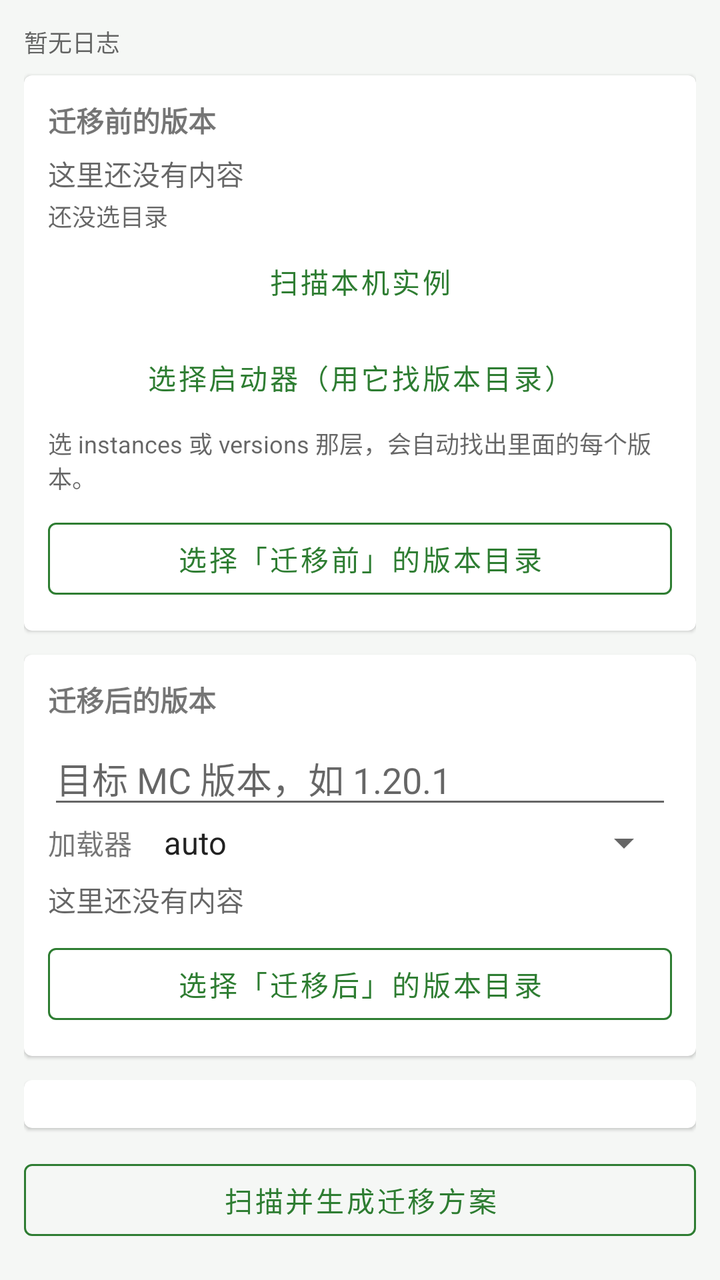
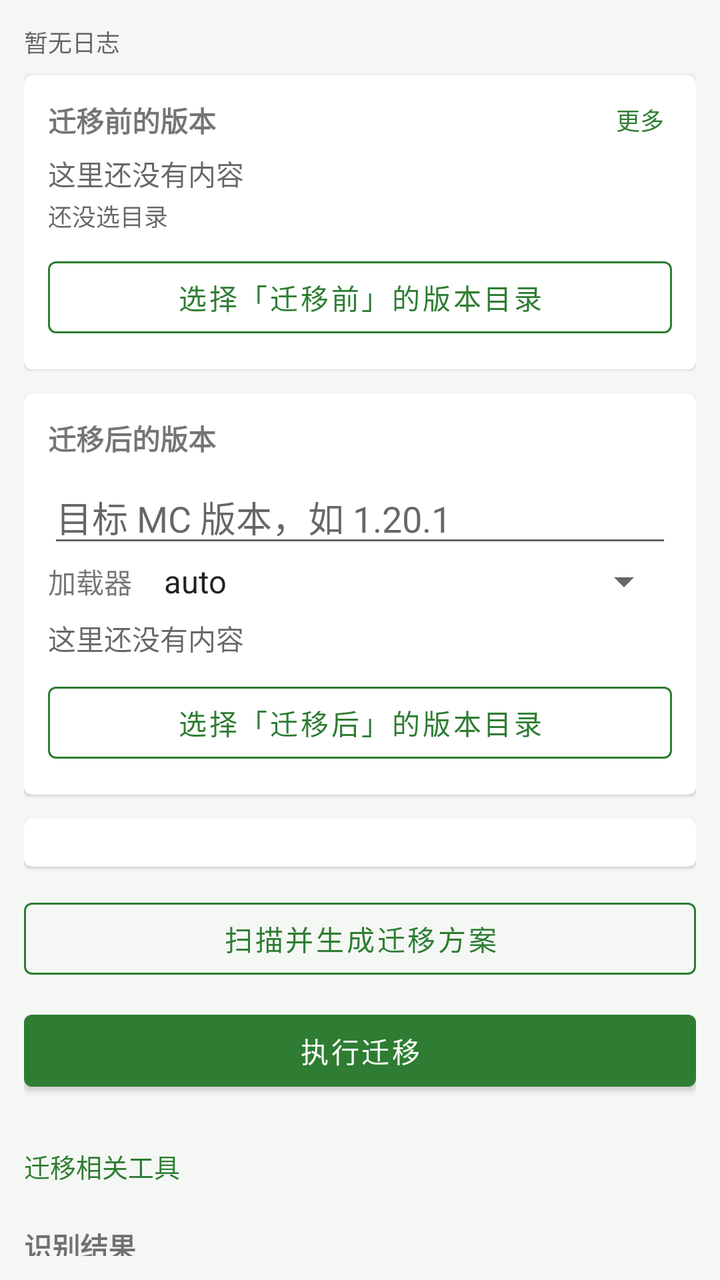

The first picture is an Android layout as it rendered before a commit; the second is the same layout after the commit. The layout source and the unified diff follow.
<!-- AndroidManifest.xml: application theme Theme.ModMigrator -->
<!-- res/layout/fragment_migration.xml -->
<?xml version="1.0" encoding="utf-8"?>
<androidx.core.widget.NestedScrollView xmlns:android="http://schemas.android.com/apk/res/android"
    xmlns:app="http://schemas.android.com/apk/res-auto"
    android:layout_width="match_parent"
    android:layout_height="match_parent"
    android:padding="12dp">

    <LinearLayout
        android:layout_width="match_parent"
        android:layout_height="wrap_content"
        android:orientation="vertical">

        <TextView
            android:id="@+id/tvLogSummary"
            android:layout_width="match_parent"
            android:layout_height="wrap_content"
            android:layout_marginBottom="8dp"
            android:background="@android:color/transparent"
            android:text="暂无日志"
            android:textColor="@color/textSecondary"
            android:textSize="12sp" />

        <TextView
            android:id="@+id/tvProgress"
            android:layout_width="match_parent"
            android:layout_height="wrap_content"
            android:visibility="gone"
            android:textColor="@color/textSecondary"
            android:textSize="12sp" />

        <com.google.android.material.card.MaterialCardView
            android:id="@+id/cardServer"
            android:layout_width="match_parent"
            android:layout_height="wrap_content"
            android:layout_marginBottom="12dp"
            android:visibility="gone">

            <LinearLayout
                android:layout_width="match_parent"
                android:layout_height="wrap_content"
                android:orientation="vertical"
                android:padding="12dp">

                <TextView
                    android:layout_width="wrap_content"
                    android:layout_height="wrap_content"
                    android:text="@string/server_card_title"
                    android:textStyle="bold" />

                <TextView
                    android:id="@+id/tvServerState"
                    android:layout_width="match_parent"
                    android:layout_height="wrap_content"
                    android:layout_marginTop="6dp"
                    android:text="@string/server_not_connected"
                    android:textColor="@color/textSecondary" />

                <Button
                    android:id="@+id/btnOpenServer"
                    style="@style/AppButtonOutlined"
                    android:layout_width="match_parent"
                    android:layout_height="wrap_content"
                    android:layout_marginTop="8dp"
                    android:text="@string/btn_open_server" />

                <TextView
                    android:layout_width="match_parent"
                    android:layout_height="wrap_content"
                    android:layout_marginTop="6dp"
                    android:text="@string/mode_tip"
                    android:textColor="@color/textSecondary"
                    android:textSize="12sp" />
            </LinearLayout>
        </com.google.android.material.card.MaterialCardView>

        <com.google.android.material.card.MaterialCardView
            android:id="@+id/cardSource"
            android:layout_width="match_parent"
            android:layout_height="wrap_content"
            android:layout_marginBottom="12dp">

            <LinearLayout
                android:layout_width="match_parent"
                android:layout_height="wrap_content"
                android:orientation="vertical"
                android:padding="12dp">

                <TextView
                    android:layout_width="wrap_content"
                    android:layout_height="wrap_content"
                    android:text="@string/sec_source"
                    android:textStyle="bold" />

                <TextView
                    android:id="@+id/tvSource"
                    android:layout_width="match_parent"
                    android:layout_height="wrap_content"
                    android:layout_marginTop="6dp"
                    android:text="@string/empty_hint"
                    android:textColor="@color/textSecondary" />

                <TextView
                    android:id="@+id/tvDirState"
                    android:layout_width="match_parent"
                    android:layout_height="wrap_content"
                    android:layout_marginTop="2dp"
                    android:text="@string/dir_state_none"
                    android:textColor="@color/textSecondary"
                    android:textSize="12sp" />

                <Button
                    android:id="@+id/btnScanLocal"
                    style="@style/Widget.MaterialComponents.Button.TextButton"
                    android:layout_width="match_parent"
                    android:layout_height="wrap_content"
                    android:text="@string/btn_scan_local" />

                <Button
                    android:id="@+id/btnPickLauncher"
                    style="@style/Widget.MaterialComponents.Button.TextButton"
                    android:layout_width="match_parent"
                    android:layout_height="wrap_content"
                    android:text="@string/cfg_pick_launcher" />

                <TextView
                    android:id="@+id/tvScanHint"
                    android:layout_width="match_parent"
                    android:layout_height="wrap_content"
                    android:text="@string/scan_launcher_dir_hint"
                    android:textColor="@color/textSecondary"
                    android:textSize="12sp" />

                <Button
                    android:id="@+id/btnPickSource"
                    style="@style/AppButtonOutlined"
                    android:layout_width="match_parent"
                    android:layout_height="wrap_content"
                    android:layout_marginTop="8dp"
                    android:text="@string/pick_source" />
            </LinearLayout>
        </com.google.android.material.card.MaterialCardView>

        <com.google.android.material.card.MaterialCardView
            android:layout_width="match_parent"
            android:layout_height="wrap_content"
            android:layout_marginBottom="12dp">

            <LinearLayout
                android:layout_width="match_parent"
                android:layout_height="wrap_content"
                android:orientation="vertical"
                android:padding="12dp">

                <TextView
                    android:layout_width="wrap_content"
                    android:layout_height="wrap_content"
                    android:text="@string/sec_target"
                    android:textStyle="bold" />

                <EditText
                    android:id="@+id/etTargetVersion"
                    android:layout_width="match_parent"
                    android:layout_height="wrap_content"
                    android:layout_marginTop="6dp"
                    android:hint="@string/hint_mc_version"
                    android:inputType="text"
                    android:singleLine="true" />

                <LinearLayout
                    android:layout_width="match_parent"
                    android:layout_height="wrap_content"
                    android:orientation="horizontal">

                    <TextView
                        android:layout_width="wrap_content"
                        android:layout_height="wrap_content"
                        android:layout_gravity="center_vertical"
                        android:text="@string/loader" />

                    <Spinner
                        android:id="@+id/spLoader"
                        android:layout_width="0dp"
                        android:layout_height="wrap_content"
                        android:layout_marginStart="8dp"
                        android:layout_weight="1"
                        android:entries="@array/loaders" />
                </LinearLayout>

                <TextView
                    android:id="@+id/tvTarget"
                    android:layout_width="match_parent"
                    android:layout_height="wrap_content"
                    android:layout_marginTop="6dp"
                    android:text="@string/empty_hint"
                    android:textColor="@color/textSecondary" />

                <Button
                    android:id="@+id/btnPickTarget"
                    style="@style/AppButtonOutlined"
                    android:layout_width="match_parent"
                    android:layout_height="wrap_content"
                    android:layout_marginTop="8dp"
                    android:text="@string/pick_target" />
            </LinearLayout>
        </com.google.android.material.card.MaterialCardView>

        <com.google.android.material.card.MaterialCardView
            android:layout_width="match_parent"
            android:layout_height="wrap_content"
            android:layout_marginBottom="12dp">

            <LinearLayout
                android:layout_width="match_parent"
                android:layout_height="wrap_content"
                android:orientation="vertical"
                android:padding="12dp">

                
                <LinearLayout
                    android:id="@+id/partsBox"
                    android:layout_width="match_parent"
                    android:layout_height="wrap_content"
                    android:orientation="vertical" />
            </LinearLayout>
        </com.google.android.material.card.MaterialCardView>

        
        <Button
            android:id="@+id/btnScan"
            style="@style/AppButtonOutlined"
            android:layout_width="match_parent"
            android:layout_height="wrap_content"
            android:text="@string/btn_scan" />

        <Button
            android:id="@+id/btnDownloadAll"
            style="@style/AppButtonOutlined"
            android:layout_width="match_parent"
            android:layout_height="wrap_content"
            android:text="@string/btn_download_all" />

        <LinearLayout
            android:layout_width="match_parent"
            android:layout_height="wrap_content"
            android:orientation="horizontal">

            <Button
                android:id="@+id/btnDoctor"
                style="@style/AppButtonOutlined"
                android:layout_width="0dp"
                android:layout_height="wrap_content"
                android:layout_weight="1"
                android:text="@string/tool_doctor" />

            <Button
                android:id="@+id/btnDiff"
                style="@style/AppButtonOutlined"
                android:layout_width="0dp"
                android:layout_height="wrap_content"
                android:layout_weight="1"
                android:text="@string/tool_diff" />
        </LinearLayout>

        
        <Button
            android:id="@+id/btnRun"
            style="@style/AppButton"
            android:layout_width="match_parent"
            android:layout_height="wrap_content"
            android:layout_marginTop="8dp"
            android:layout_marginBottom="4dp"
            android:text="@string/btn_run" />

        
        <LinearLayout
            android:id="@+id/rowPause"
            android:layout_width="match_parent"
            android:layout_height="wrap_content"
            android:layout_marginTop="8dp"
            android:orientation="horizontal"
            android:visibility="gone">

            <Button
                android:id="@+id/btnPause"
                style="@style/AppButtonOutlined"
                android:layout_width="0dp"
                android:layout_height="wrap_content"
                android:layout_weight="1"
                android:text="暂停" />

            <Button
                android:id="@+id/btnCancelTask"
                style="@style/AppButtonOutlined"
                android:layout_width="0dp"
                android:layout_height="wrap_content"
                android:layout_marginStart="8dp"
                android:layout_weight="1"
                android:text="中止" />
        </LinearLayout>

        
        <Button
            android:id="@+id/btnMigTools"
            style="@style/AppButtonOutlined"
            android:layout_width="match_parent"
            android:layout_height="wrap_content"
            android:layout_marginTop="8dp"
            android:text="迁移相关工具" />

        <ProgressBar
            android:id="@+id/pb"
            style="?android:attr/progressBarStyleHorizontal"
            android:layout_width="match_parent"
            android:layout_height="wrap_content"
            android:layout_marginTop="8dp"
            android:indeterminate="true"
            android:visibility="gone" />

        <TextView
            android:layout_width="wrap_content"
            android:layout_height="wrap_content"
            android:layout_marginTop="12dp"
            android:text="@string/tab_migration"
            android:textStyle="bold" />

        <androidx.recyclerview.widget.RecyclerView
            android:id="@+id/rvMods"
            android:layout_width="match_parent"
            android:layout_height="wrap_content"
            android:nestedScrollingEnabled="false"
            android:overScrollMode="never" />

        <TextView
            android:layout_width="wrap_content"
            android:layout_height="wrap_content"
            android:layout_marginTop="12dp"
            android:text="@string/log_title"
            android:textStyle="bold" />

        <TextView
            android:id="@+id/tvLog"
            android:layout_width="match_parent"
            android:layout_height="wrap_content"
            android:paddingBottom="24dp"
            android:textColor="@color/textSecondary"
            android:textSize="12sp" />
    </LinearLayout>
</androidx.core.widget.NestedScrollView>
<!-- resources referenced by this layout -->
<resources>
  <string-array name="loaders">
          <item>auto</item>
          <item>fabric</item>
          <item>forge</item>
          <item>neoforge</item>
          <item>quilt</item>
      </string-array>
  <color name="textSecondary">#99000000</color>
  <string name="btn_download_all">一键下载全部模组</string>
  <string name="btn_open_server">打开服务器管理</string>
  <string name="btn_run">执行迁移</string>
  <string name="btn_scan">扫描并生成迁移方案</string>
  <string name="btn_scan_local">扫描本机实例</string>
  <string name="cfg_pick_launcher">选择启动器（用它找版本目录）</string>
  <string name="dir_state_none">还没选目录</string>
  <string name="empty_hint">这里还没有内容</string>
  <string name="hint_mc_version">目标 MC 版本，如 1.20.1</string>
  <string name="loader">加载器</string>
  <string name="log_title">运行日志</string>
  <string name="mode_tip">大多数情况用客户端。改回客户端：设置 → 迁移模式。</string>
  <string name="pick_source">选择「迁移前」的版本目录</string>
  <string name="pick_target">选择「迁移后」的版本目录</string>
  <string name="scan_launcher_dir_hint">选 instances 或 versions 那层，会自动找出里面的每个版本。</string>
  <string name="sec_source">迁移前的版本</string>
  <string name="sec_target">迁移后的版本</string>
  <string name="server_card_title">服务器</string>
  <string name="server_not_connected">还没连接服务器</string>
  <string name="tab_migration">迁移</string>
  <string name="tool_diff">配置对比</string>
  <string name="tool_doctor">模组体检</string>
  <style name="AppButton" parent="Widget.MaterialComponents.Button">
          <item name="backgroundTint">?attr/colorPrimary</item>
          <item name="android:textColor">@android:color/white</item>
          <item name="rippleColor">?attr/colorPrimary</item>
      </style>
  <style name="AppButtonOutlined" parent="Widget.MaterialComponents.Button.OutlinedButton">
          <item name="strokeColor">?attr/colorPrimary</item>
          <item name="android:textColor">?attr/colorPrimary</item>
          <item name="iconTint">?attr/colorPrimary</item>
          <item name="rippleColor">?attr/colorPrimary</item>
      </style>
  <style name="Theme.ModMigrator" parent="Theme.MaterialComponents.DayNight.NoActionBar">
          <item name="colorPrimary">@color/primary</item>
          <item name="colorPrimaryDark">@color/primaryDark</item>
          <item name="colorAccent">@color/accent</item>
          <item name="android:windowBackground">@color/bg</item>
          <item name="android:statusBarColor">@color/primaryDark</item>
          <item name="preferenceTheme">@style/PreferenceThemeOverlay</item>
          
          <item name="materialButtonStyle">@style/AppButton</item>
          
          <item name="materialButtonOutlinedStyle">@style/AppButtonOutlined</item>
          
          <item name="materialAlertDialogTheme">@style/AppAlertDialog</item>
          <item name="alertDialogTheme">@style/AppAlertDialog</item>
      </style>
  <color name="primary">#FF2E7D32</color>
  <color name="primaryDark">#FF1B5E20</color>
  <color name="accent">#FF66BB6A</color>
  <color name="bg">#FFF5F7F5</color>
  <style name="AppAlertDialog" parent="ThemeOverlay.MaterialComponents.Dialog.Alert">
          <item name="windowMinWidthMajor">96%</item>
          <item name="windowMinWidthMinor">96%</item>
          <item name="android:windowMinWidthMajor">96%</item>
          <item name="android:windowMinWidthMinor">96%</item>
      </style>
</resources>

<!-- the commit's change to res/layout/fragment_migration.xml (unified diff, before → after) -->
@@ -28,6 +28,7 @@
             android:textColor="@color/textSecondary"
             android:textSize="12sp" />
 
+        
         <com.google.android.material.card.MaterialCardView
             android:id="@+id/cardServer"
             android:layout_width="match_parent"
@@ -41,11 +42,31 @@
                 android:orientation="vertical"
                 android:padding="12dp">
 
-                <TextView
-                    android:layout_width="wrap_content"
-                    android:layout_height="wrap_content"
-                    android:text="@string/server_card_title"
-                    android:textStyle="bold" />
+                <LinearLayout
+                    android:layout_width="match_parent"
+                    android:layout_height="wrap_content"
+                    android:gravity="center_vertical"
+                    android:orientation="horizontal">
+
+                    <TextView
+                        android:layout_width="0dp"
+                        android:layout_height="wrap_content"
+                        android:layout_weight="1"
+                        android:text="@string/server_card_title"
+                        android:textStyle="bold" />
+
+                    <TextView
+                        android:id="@+id/btnServerTip"
+                        android:layout_width="wrap_content"
+                        android:layout_height="wrap_content"
+                        android:background="?attr/selectableItemBackground"
+                        android:clickable="true"
+                        android:focusable="true"
+                        android:paddingStart="8dp"
+                        android:paddingEnd="8dp"
+                        android:text="?"
+                        android:textColor="?attr/colorPrimary" />
+                </LinearLayout>
 
                 <TextView
                     android:id="@+id/tvServerState"
@@ -64,12 +85,14 @@
                     android:text="@string/btn_open_server" />
 
                 <TextView
+                    android:id="@+id/tvModeTip"
                     android:layout_width="match_parent"
                     android:layout_height="wrap_content"
                     android:layout_marginTop="6dp"
                     android:text="@string/mode_tip"
                     android:textColor="@color/textSecondary"
-                    android:textSize="12sp" />
+                    android:textSize="12sp"
+                    android:visibility="gone" />
             </LinearLayout>
         </com.google.android.material.card.MaterialCardView>
 
@@ -85,11 +108,34 @@
                 android:orientation="vertical"
                 android:padding="12dp">
 
-                <TextView
-                    android:layout_width="wrap_content"
-                    android:layout_height="wrap_content"
-                    android:text="@string/sec_source"
-                    android:textStyle="bold" />
+                <LinearLayout
+                    android:layout_width="match_parent"
+                    android:layout_height="wrap_content"
+                    android:gravity="center_vertical"
+                    android:orientation="horizontal">
+
+                    <TextView
+                        android:layout_width="0dp"
+                        android:layout_height="wrap_content"
+                        android:layout_weight="1"
+                        android:text="@string/sec_source"
+                        android:textStyle="bold" />
+
+                    <TextView
+                        android:id="@+id/btnSrcMore"
+                        android:layout_width="wrap_content"
+                        android:layout_height="wrap_content"
+                        android:background="?attr/selectableItemBackground"
+                        android:clickable="true"
+                        android:drawablePadding="2dp"
+                        android:focusable="true"
+                        android:gravity="center_vertical"
+                        android:paddingStart="8dp"
+                        android:paddingEnd="4dp"
+                        android:text="@string/more"
+                        android:textColor="?attr/colorPrimary"
+                        android:textSize="12sp" />
+                </LinearLayout>
 
                 <TextView
                     android:id="@+id/tvSource"
@@ -109,34 +155,45 @@
                     android:textSize="12sp" />
 
                 <Button
-                    android:id="@+id/btnScanLocal"
-                    style="@style/Widget.MaterialComponents.Button.TextButton"
-                    android:layout_width="match_parent"
-                    android:layout_height="wrap_content"
-                    android:text="@string/btn_scan_local" />
-
-                <Button
-                    android:id="@+id/btnPickLauncher"
-                    style="@style/Widget.MaterialComponents.Button.TextButton"
-                    android:layout_width="match_parent"
-                    android:layout_height="wrap_content"
-                    android:text="@string/cfg_pick_launcher" />
-
-                <TextView
-                    android:id="@+id/tvScanHint"
-                    android:layout_width="match_parent"
-                    android:layout_height="wrap_content"
-                    android:text="@string/scan_launcher_dir_hint"
-                    android:textColor="@color/textSecondary"
-                    android:textSize="12sp" />
-
-                <Button
                     android:id="@+id/btnPickSource"
                     style="@style/AppButtonOutlined"
                     android:layout_width="match_parent"
                     android:layout_height="wrap_content"
                     android:layout_marginTop="8dp"
                     android:text="@string/pick_source" />
+
+                
+                <LinearLayout
+                    android:id="@+id/boxSrcMore"
+                    android:layout_width="match_parent"
+                    android:layout_height="wrap_content"
+                    android:orientation="vertical"
+                    android:visibility="gone">
+
+                    <Button
+                        android:id="@+id/btnScanLocal"
+                        style="@style/Widget.MaterialComponents.Button.TextButton"
+                        android:layout_width="match_parent"
+                        android:layout_height="wrap_content"
+                        android:text="@string/btn_scan_local" />
+
+                    <Button
+                        android:id="@+id/btnPickLauncher"
+                        style="@style/Widget.MaterialComponents.Button.TextButton"
+                        android:layout_width="match_parent"
+                        android:layout_height="wrap_content"
+                        android:text="@string/cfg_pick_launcher" />
+
+                    <TextView
+                        android:id="@+id/tvScanHint"
+                        android:layout_width="match_parent"
+                        android:layout_height="wrap_content"
+                        android:paddingStart="12dp"
+                        android:paddingEnd="12dp"
+                        android:text="@string/scan_launcher_dir_hint"
+                        android:textColor="@color/textSecondary"
+                        android:textSize="11sp" />
+                </LinearLayout>
             </LinearLayout>
         </com.google.android.material.card.MaterialCardView>
 
@@ -233,36 +290,6 @@
             android:text="@string/btn_scan" />
 
         <Button
-            android:id="@+id/btnDownloadAll"
-            style="@style/AppButtonOutlined"
-            android:layout_width="match_parent"
-            android:layout_height="wrap_content"
-            android:text="@string/btn_download_all" />
-
-        <LinearLayout
-            android:layout_width="match_parent"
-            android:layout_height="wrap_content"
-            android:orientation="horizontal">
-
-            <Button
-                android:id="@+id/btnDoctor"
-                style="@style/AppButtonOutlined"
-                android:layout_width="0dp"
-                android:layout_height="wrap_content"
-                android:layout_weight="1"
-                android:text="@string/tool_doctor" />
-
-            <Button
-                android:id="@+id/btnDiff"
-                style="@style/AppButtonOutlined"
-                android:layout_width="0dp"
-                android:layout_height="wrap_content"
-                android:layout_weight="1"
-                android:text="@string/tool_diff" />
-        </LinearLayout>
-
-        
-        <Button
             android:id="@+id/btnRun"
             style="@style/AppButton"
             android:layout_width="match_parent"
@@ -298,15 +325,6 @@
                 android:text="中止" />
         </LinearLayout>
 
-        
-        <Button
-            android:id="@+id/btnMigTools"
-            style="@style/AppButtonOutlined"
-            android:layout_width="match_parent"
-            android:layout_height="wrap_content"
-            android:layout_marginTop="8dp"
-            android:text="迁移相关工具" />
-
         <ProgressBar
             android:id="@+id/pb"
             style="?android:attr/progressBarStyleHorizontal"
@@ -316,25 +334,95 @@
             android:indeterminate="true"
             android:visibility="gone" />
 
+        
+        <TextView
+            android:id="@+id/btnMoreOps"
+            android:layout_width="match_parent"
+            android:layout_height="wrap_content"
+            android:layout_marginTop="12dp"
+            android:background="?attr/selectableItemBackground"
+            android:clickable="true"
+            android:focusable="true"
+            android:gravity="center_vertical"
+            android:paddingTop="8dp"
+            android:paddingBottom="8dp"
+            android:text="@string/mig_tools"
+            android:textColor="?attr/colorPrimary"
+            android:textSize="13sp" />
+
+        <LinearLayout
+            android:id="@+id/boxMoreOps"
+            android:layout_width="match_parent"
+            android:layout_height="wrap_content"
+            android:orientation="vertical"
+            android:visibility="gone">
+
+            <Button
+                android:id="@+id/btnDownloadAll"
+                style="@style/AppButtonOutlined"
+                android:layout_width="match_parent"
+                android:layout_height="wrap_content"
+                android:text="@string/btn_download_all" />
+
+            <LinearLayout
+                android:layout_width="match_parent"
+                android:layout_height="wrap_content"
+                android:layout_marginTop="8dp"
+                android:orientation="horizontal">
+
+                <Button
+                    android:id="@+id/btnDoctor"
+                    style="@style/AppButtonOutlined"
+                    android:layout_width="0dp"
+                    android:layout_height="wrap_content"
+                    android:layout_weight="1"
+                    android:text="@string/tool_doctor" />
+
+                <Button
+                    android:id="@+id/btnDiff"
+                    style="@style/AppButtonOutlined"
+                    android:layout_width="0dp"
+                    android:layout_height="wrap_content"
+                    android:layout_marginStart="8dp"
+                    android:layout_weight="1"
+                    android:text="@string/tool_diff" />
+            </LinearLayout>
+
+            <Button
+                android:id="@+id/btnMigTools"
+                style="@style/AppButtonOutlined"
+                android:layout_width="match_parent"
+                android:layout_height="wrap_content"
+                android:layout_marginTop="8dp"
+                android:text="@string/mig_tools_entry" />
+        </LinearLayout>
+
         <TextView
             android:layout_width="wrap_content"
             android:layout_height="wrap_content"
             android:layout_marginTop="12dp"
-            android:text="@string/tab_migration"
+            android:text="@string/mig_result_title"
             android:textStyle="bold" />
 
+        
         <androidx.recyclerview.widget.RecyclerView
             android:id="@+id/rvMods"
             android:layout_width="match_parent"
-            android:layout_height="wrap_content"
-            android:nestedScrollingEnabled="false"
+            android:layout_height="240dp"
             android:overScrollMode="never" />
 
         <TextView
+            android:id="@+id/btnToggleLog"
             android:layout_width="wrap_content"
             android:layout_height="wrap_content"
             android:layout_marginTop="12dp"
+            android:background="?attr/selectableItemBackground"
+            android:clickable="true"
+            android:focusable="true"
+            android:paddingTop="4dp"
+            android:paddingBottom="4dp"
             android:text="@string/log_title"
+            android:textColor="?attr/colorPrimary"
             android:textStyle="bold" />
 
         <TextView
<!-- resource entries referenced after the edit -->
@@ -19,7 +19,11 @@
   <string name="hint_mc_version">目标 MC 版本，如 1.20.1</string>
   <string name="loader">加载器</string>
   <string name="log_title">运行日志</string>
+  <string name="mig_result_title">识别结果</string>
+  <string name="mig_tools">迁移相关工具</string>
+  <string name="mig_tools_entry">打开完整工具箱</string>
   <string name="mode_tip">大多数情况用客户端。改回客户端：设置 → 迁移模式。</string>
+  <string name="more">更多</string>
   <string name="pick_source">选择「迁移前」的版本目录</string>
   <string name="pick_target">选择「迁移后」的版本目录</string>
   <string name="scan_launcher_dir_hint">选 instances 或 versions 那层，会自动找出里面的每个版本。</string>
@@ -27,7 +31,6 @@
   <string name="sec_target">迁移后的版本</string>
   <string name="server_card_title">服务器</string>
   <string name="server_not_connected">还没连接服务器</string>
-  <string name="tab_migration">迁移</string>
   <string name="tool_diff">配置对比</string>
   <string name="tool_doctor">模组体检</string>
   <style name="AppButton" parent="Widget.MaterialComponents.Button">
